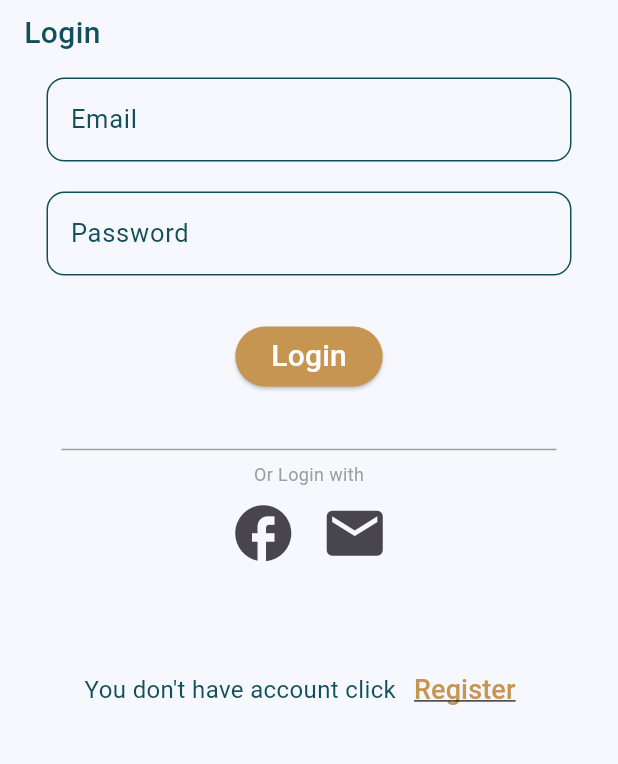
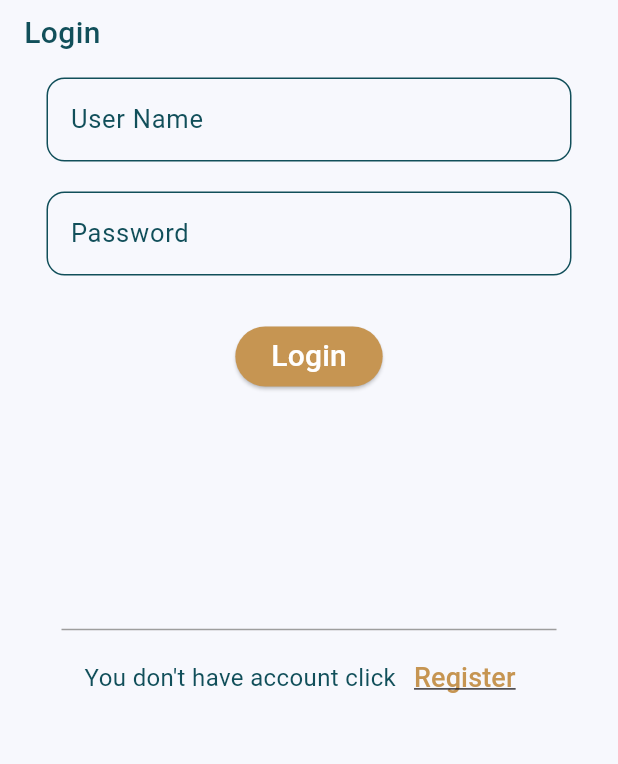
Before and after one commit to seniors007/SwapIt, a Flutter app: the screen it shows after launch, on a phone screen of 412 x 824 dp, the part 452-1216 px from its top. Run offline on Flutter 3.47's test engine with Material 3 defaults, Android fonts, the phone set to English and light mode, and no system bars; drawn by our look-alikes of modal_progress_hud_nsn; our stand-ins replace bloc, dio, equatable, flutter_bloc, get, group_button and 2 more; missing offline and left inert: flutter_paypal_payment.

Commit message:
remove unsused icons

```diff
--- a/lib/features/auth/presentation/views/widgets/diff_login_method.dart
+++ /dev/null
@@ -1,30 +0,0 @@
-import 'package:flutter/material.dart';
-
-class DiffLoginMethod extends StatelessWidget {
-  const DiffLoginMethod({
-    super.key,
-  });
-
-  @override
-  Widget build(BuildContext context) {
-    return Row(
-      mainAxisAlignment: MainAxisAlignment.center,
-      children: [
-        IconButton(
-          onPressed: () {},
-          icon: const Icon(
-            Icons.facebook,
-            size: 45,
-          ),
-        ),
-        IconButton(
-          onPressed: () {},
-          icon: const Icon(
-            Icons.mail,
-            size: 45,
-          ),
-        ),
-      ],
-    );
-  }
-}
--- a/lib/features/auth/presentation/views/widgets/login_view_body.dart
+++ b/lib/features/auth/presentation/views/widgets/login_view_body.dart
@@ -7,7 +7,6 @@ import 'package:swapit/core/widgets/custom_text_field.dart';
 import 'package:modal_progress_hud_nsn/modal_progress_hud_nsn.dart';
 import 'package:swapit/features/auth/presentation/manager/login_cubit/login_cubit.dart';
 import 'package:swapit/features/auth/presentation/views/register_view.dart';
-import 'package:swapit/features/auth/presentation/views/widgets/diff_login_method.dart';
 import 'package:swapit/core/widgets/custom_button.dart';
 import 'package:swapit/features/home/presentation/views/home_view.dart';
 import '../../../../../core/user_controller.dart';
@@ -78,7 +77,7 @@ class _LoginViewBodyState extends State<LoginViewBody> {
                         height: 15,
                       ),
                       CustomTextField(
-                        label: 'Email',
+                        label: 'User Name',
                         onChanged: (data) {
                           userName = data;
                         },
@@ -106,20 +105,12 @@ class _LoginViewBodyState extends State<LoginViewBody> {
                         },
                       ),
                       const SizedBox(
-                        height: 30,
+                        height: 150,
                       ),
                       const Divider(
                         endIndent: 25,
                         indent: 25,
                         color: Colors.grey,
-                      ),
-                      const Text(
-                        'Or Login with',
-                        style: TextStyle(color: Colors.grey, fontSize: 12),
-                      ),
-                      const DiffLoginMethod(),
-                      const SizedBox(
-                        height: 50,
                       ),
                       Row(
                         mainAxisAlignment: MainAxisAlignment.center,
--- a/lib/features/auth/presentation/views/widgets/register_view_body.dart
+++ b/lib/features/auth/presentation/views/widgets/register_view_body.dart
@@ -11,7 +11,6 @@ import 'package:swapit/core/widgets/custom_text_field.dart';
 import 'package:swapit/features/auth/presentation/manager/register_cubit/register_cubit.dart';
 import 'package:swapit/features/auth/presentation/views/login_view.dart';
 import 'package:swapit/features/auth/presentation/views/viewModels/resister_data.dart';
-import 'package:swapit/features/auth/presentation/views/widgets/diff_login_method.dart';
 
 class RegisterViewBody extends StatefulWidget {
   const RegisterViewBody({super.key});
@@ -285,11 +284,6 @@ class _RegisterViewBodyState extends State<RegisterViewBody> {
                             indent: 25,
                             color: Colors.grey,
                           ),
-                          const Text(
-                            'Or Register with',
-                            style: TextStyle(color: Colors.grey, fontSize: 12),
-                          ),
-                          const DiffLoginMethod(),
                         ],
                       ),
                     ),
```
Also changed, not shown: lib/features/profile/presentation/views/widgets/profile_options.dart (+9 -37 lines).
